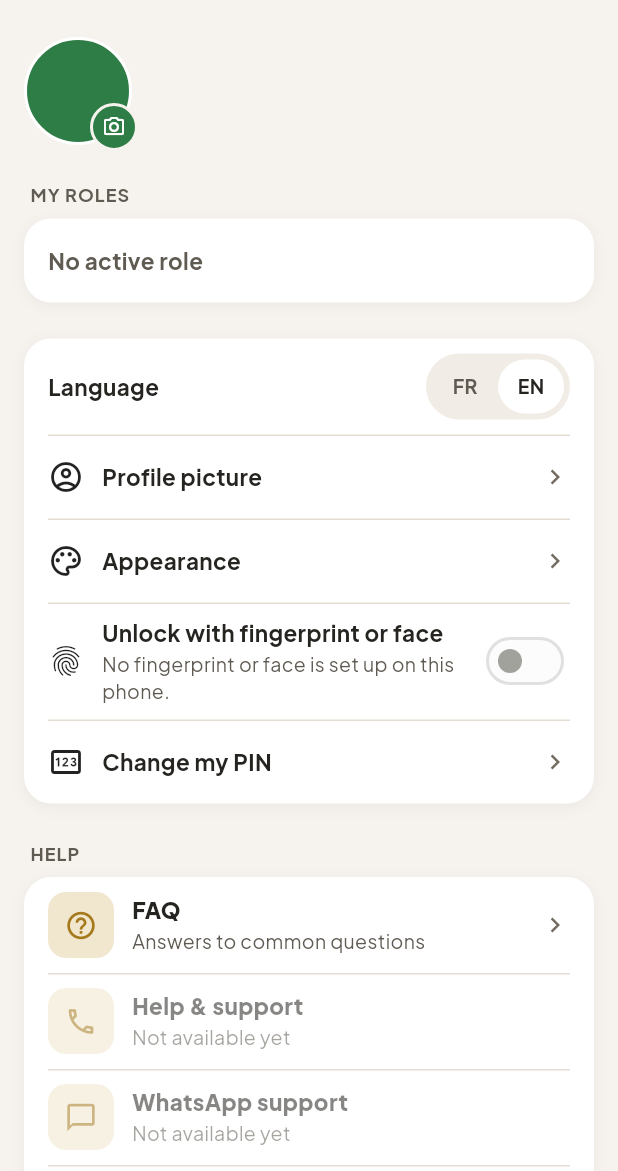
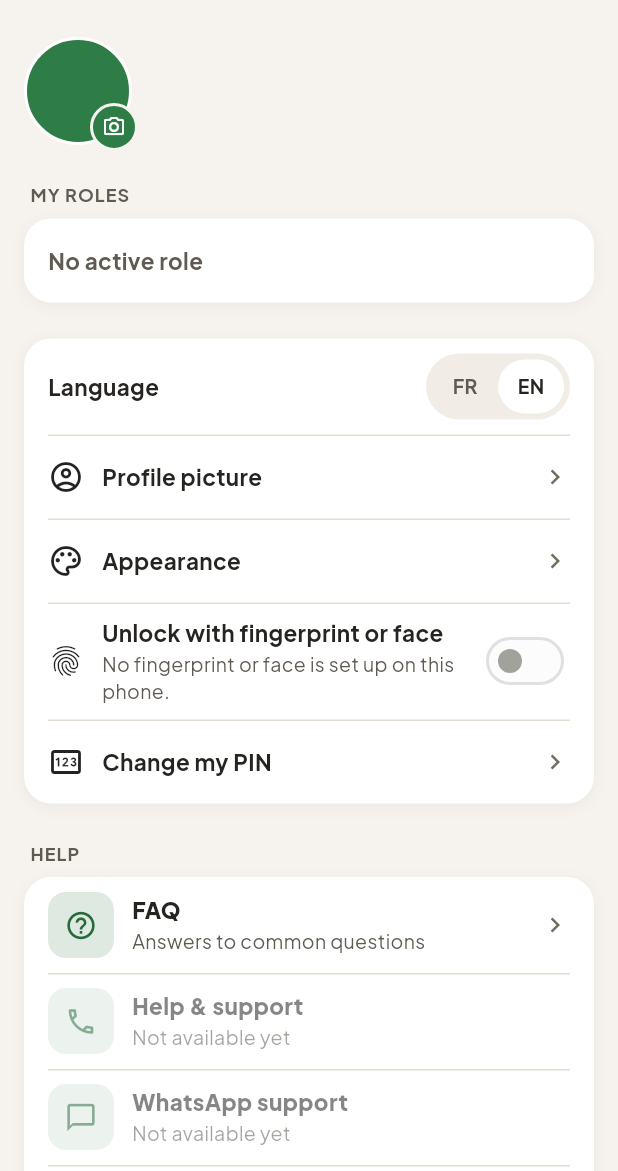
Before and after one commit to Stores237/msg-gestion, a Flutter app: the AccountScreen screen opened directly with empty values, on a phone screen of 412 x 824 dp, the part 65-1236 px from its top. Run offline on Flutter 3.47's test engine with Material 3 defaults, Android fonts, the phone set to English and light mode, and no system bars; our stand-ins replace file_picker, flutter_secure_storage, google_fonts, image_picker, local_auth, shared_preferences; accounts and stored records are empty; network calls fail.

Commit message:
Aide / À propos icons in the app colour (group's or member's choice) instead of the reference's gold
Co-Authored-By: Claude Opus 5.5 <noreply@anthropic.com>
Claude-Session: https://claude.ai/code/session_011UYwFkg81H6JJRozFXQrAP

```diff
--- a/app/lib/screens/help_screens.dart
+++ b/app/lib/screens/help_screens.dart
@@ -168,11 +168,12 @@ class _HelpRow extends StatelessWidget {
         lead: Container(
           width: 44,
           height: 44,
+          // The app's own colour (group's or the member's choice).
           decoration: BoxDecoration(
-            color: c.warnTint,
+            color: c.primaryTint,
             borderRadius: BorderRadius.circular(MsgRadius.md),
           ),
-          child: Icon(icon, color: c.warn, size: 22),
+          child: Icon(icon, color: c.primaryText, size: 22),
         ),
         title: Text(title, style: const TextStyle(fontWeight: FontWeight.w800)),
         subtitle: off
```
Also changed, not shown: 1 other file.
